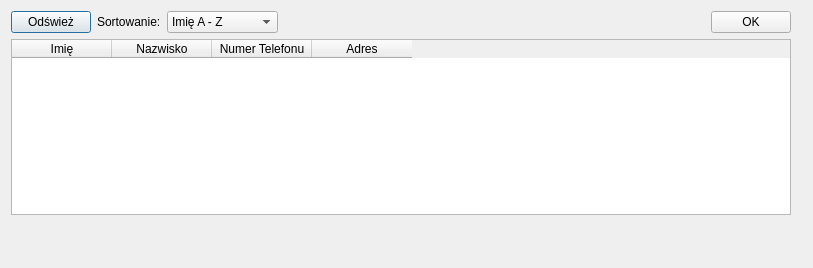
kcelej/Celej_Firma_Piec_Biuro_Repo, file CELEJ_PROJEKT_SERWIS_PIEC_v2/choosecustomerdialog.ui: the form before one commit.
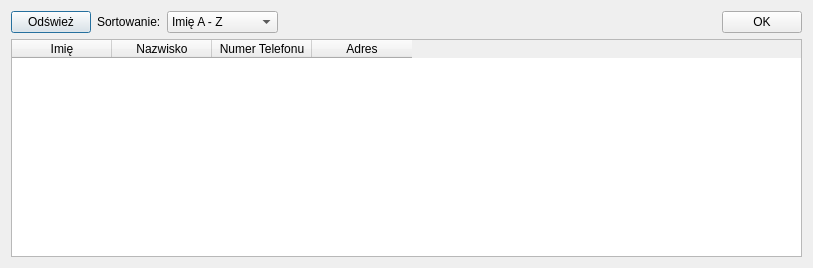
The form after the commit.

```diff
--- a/CELEJ_PROJEKT_SERWIS_PIEC_v2/choosecustomerdialog.ui
+++ b/CELEJ_PROJEKT_SERWIS_PIEC_v2/choosecustomerdialog.ui
@@ -10,18 +10,17 @@
     <height>268</height>
    </rect>
   </property>
+  <property name="sizePolicy">
+   <sizepolicy hsizetype="Expanding" vsizetype="Preferred">
+    <horstretch>0</horstretch>
+    <verstretch>0</verstretch>
+   </sizepolicy>
+  </property>
   <property name="windowTitle">
    <string>chooseCustomerDialog</string>
   </property>
-  <widget class="QWidget" name="layoutWidget">
-   <property name="geometry">
-    <rect>
-     <x>0</x>
-     <y>0</y>
-     <width>802</width>
-     <height>226</height>
-    </rect>
-   </property>
+  <layout class="QVBoxLayout" name="verticalLayout">
+   <item>
    <layout class="QGridLayout" name="gridLayout">
     <item row="0" column="0">
      <layout class="QHBoxLayout" name="horizontalLayout">
@@ -122,7 +121,8 @@
      </widget>
     </item>
    </layout>
-  </widget>
+   </item>
+  </layout>
  </widget>
  <layoutdefault spacing="6" margin="11"/>
  <resources/>
```
Lines whose indentation alone changed are shown as unchanged.
